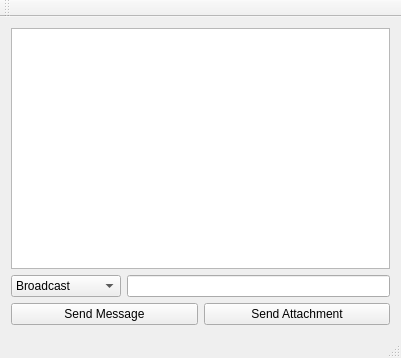
kzlk/PayrollEmployeeSystem, file Project/QTCPServer/mainwindow.ui: the form before one commit.
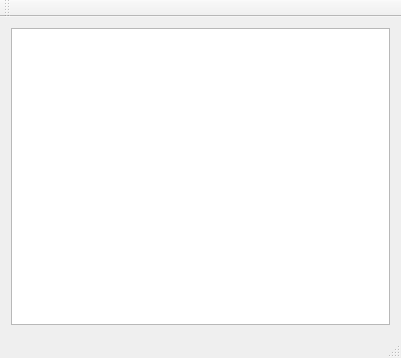
The form after the commit.

```diff
--- a/Project/QTCPServer/mainwindow.ui
+++ b/Project/QTCPServer/mainwindow.ui
@@ -28,65 +28,7 @@
     <item row="1" column="0">
      <layout class="QGridLayout" name="gridLayout_2">
       <item row="0" column="0" colspan="2">
-       <layout class="QHBoxLayout" name="horizontalLayout">
-        <item>
-         <widget class="QComboBox" name="comboBox_receiver">
-          <property name="minimumSize">
-           <size>
-            <width>110</width>
-            <height>0</height>
-           </size>
-          </property>
-          <item>
-           <property name="text">
-            <string>Broadcast</string>
-           </property>
-          </item>
-         </widget>
-        </item>
-        <item>
-         <widget class="QLineEdit" name="lineEdit_message">
-          <property name="minimumSize">
-           <size>
-            <width>150</width>
-            <height>0</height>
-           </size>
-          </property>
-          <property name="styleSheet">
-           <string notr="true"/>
-          </property>
-         </widget>
-        </item>
-       </layout>
-      </item>
-      <item row="1" column="1">
-       <widget class="QPushButton" name="pushButton_sendAttachment">
-        <property name="styleSheet">
-         <string notr="true"/>
-        </property>
-        <property name="text">
-         <string>Send Attachment</string>
-        </property>
-        <property name="flat">
-         <bool>false</bool>
-        </property>
-       </widget>
-      </item>
-      <item row="1" column="0">
-       <widget class="QPushButton" name="pushButton_sendMessage">
-        <property name="minimumSize">
-         <size>
-          <width>0</width>
-          <height>0</height>
-         </size>
-        </property>
-        <property name="styleSheet">
-         <string notr="true"/>
-        </property>
-        <property name="text">
-         <string>Send Message</string>
-        </property>
-       </widget>
+       <layout class="QHBoxLayout" name="horizontalLayout"/>
       </item>
      </layout>
     </item>
```
Left out of the diff: 2 changed lines with no effect on the pictures.
